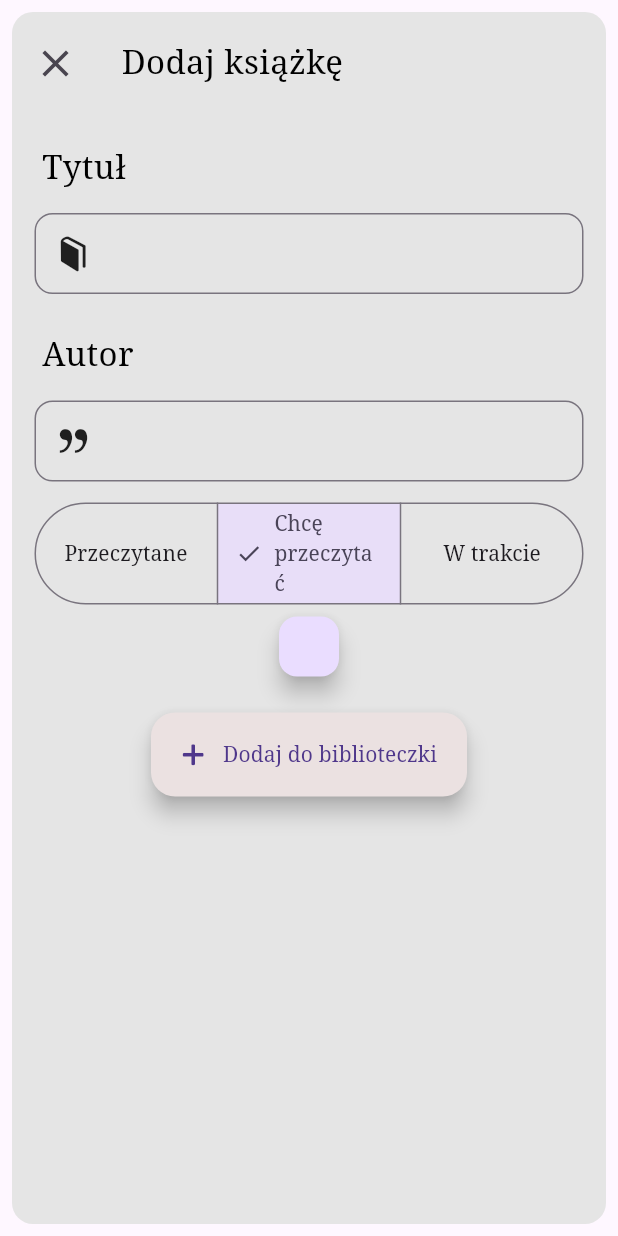
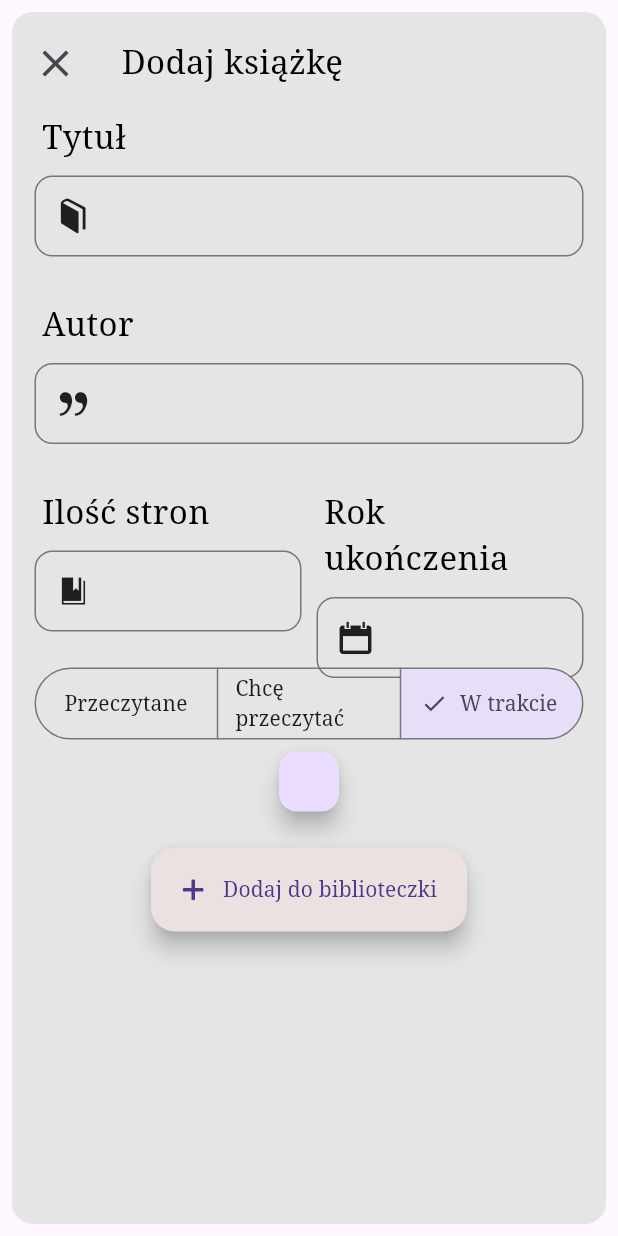
Before and after one commit to dsznycer/Biblioteczka, a Flutter app: the BookAdd widget shown alone on an empty page, opened directly, on a phone screen of 412 x 824 dp. Run offline on Flutter 3.47's test engine with Material 2 defaults, Android fonts, the phone set to English and light mode, and no system bars; our stand-ins replace bloc, cloud_firestore, firebase_auth, firebase_core, flutter_bloc, freezed_annotation and 3 more; missing offline and left inert: dart:ffi; accounts and stored records are empty; network calls fail.

Commit message:
new add book form

```diff
--- a/lib/business_logic/cubit/book_state.dart
+++ b/lib/business_logic/cubit/book_state.dart
@@ -2,24 +2,33 @@
 
 part of 'book_cubit.dart';
 
-enum BookStatus { initial, withData, loadingData }
+enum BookStateStatus { initial, withData, loadingData }
 
 @JsonSerializable(explicitToJson: true)
 class BookState {
-  final BookStatus status;
+  final BookStateStatus status;
   final List<Book> booksRed;
   final List<Book> booksToRead;
   final List<Book> booksReading;
   final List<BookApi> recomendedBooks;
   final List<GoogleBookItem> googleBooks;
+  final Book bookForm;
 
   BookState({
-    this.status = BookStatus.initial,
+    this.status = BookStateStatus.initial,
     this.booksRed = const [],
     this.booksToRead = const [],
     this.booksReading = const [],
     this.recomendedBooks = const [],
     this.googleBooks = const [],
+    this.bookForm = const Book(
+        title: 'This is test book',
+        author: 'test',
+        yearOfEnd: '2023',
+        pages: '23',
+        notes: ['notes'],
+        bookProgress: BookProgress.inProgress,
+        score: 2),
   });
 
   factory BookState.fromJson(Map<String, dynamic> json) =>
@@ -28,12 +37,13 @@ class BookState {
   Map<String, dynamic> toJson() => _$BookStateToJson(this);
 
   BookState copyWith({
-    BookStatus? status,
+    BookStateStatus? status,
     List<Book>? booksRed,
     List<Book>? booksToRead,
     List<Book>? booksReading,
     List<BookApi>? recomendedBooks,
     List<GoogleBookItem>? googleBooks,
+    Book? bookForm,
   }) {
     return BookState(
       status: status ?? this.status,
@@ -42,6 +52,7 @@ class BookState {
       booksReading: booksReading ?? this.booksReading,
       recomendedBooks: recomendedBooks ?? this.recomendedBooks,
       googleBooks: googleBooks ?? this.googleBooks,
+      bookForm: bookForm ?? this.bookForm,
     );
   }
 }
--- a/lib/business_logic/cubit/settings_state.dart
+++ b/lib/business_logic/cubit/settings_state.dart
@@ -17,8 +17,15 @@ class SettingsState {
         yearOfEnd: '2023',
         pages: '23',
         notes: ['notes'],
+        bookProgress: BookProgress.inProgress,
         score: 2),
   });
+
+  // Methods to convert state to json and from json
+  factory SettingsState.fromJson(Map<String, dynamic> json) =>
+      _$SettingsStateFromJson(json);
+
+  Map<String, dynamic> toJson() => _$SettingsStateToJson(this);
 
   SettingsState copyWith({
     int? index,
@@ -31,9 +38,4 @@ class SettingsState {
       chosenBook: chosenBook ?? this.chosenBook,
     );
   }
-
-  factory SettingsState.fromJson(Map<String, dynamic> json) =>
-      _$SettingsStateFromJson(json);
-
-  Map<String, dynamic> toJson() => _$SettingsStateToJson(this);
 }
--- /dev/null
+++ b/lib/data/Repositories/authentication_repository.dart
@@ -0,0 +1 @@
+class AuthentiactionRepository {}
--- a/lib/data/models/book_model.dart
+++ b/lib/data/models/book_model.dart
@@ -1,5 +1,5 @@
 import 'dart:ffi';
-
+import 'package:biblioteczka/data/utils.dart';
 import 'package:freezed_annotation/freezed_annotation.dart';
 import 'package:flutter/foundation.dart';
 
@@ -11,11 +11,12 @@ class Book with _$Book {
   @JsonSerializable(explicitToJson: true)
   const factory Book({
     required String title,
-    required String author,
-    required String pages,
-    required String yearOfEnd,
+    @Default('') String author,
+    @Default('') String pages,
+    @Default('') String yearOfEnd,
     @Default(0) int score,
-    List<String>? notes,
+    @Default([]) List<String> notes,
+    required BookProgress bookProgress,
   }) = _Book;
 
   factory Book.fromJson(Map<String, dynamic> json) => _$BookFromJson(json);
--- a/lib/data/utils.dart
+++ b/lib/data/utils.dart
@@ -7,4 +7,4 @@ class Utils {
   static GlobalKey<NavigatorState> profileNavigator = GlobalKey();
 }
 
-enum BookProgress { red, toRead, inprogress }
+enum BookProgress { red, toRead, inProgress }
--- a/lib/main.dart
+++ b/lib/main.dart
@@ -37,7 +37,8 @@ class Biblio extends StatelessWidget {
     return MultiBlocProvider(
       providers: [
         BlocProvider<BookCubit>(
-            create: (context) => BookCubit(context.read<BookRepository>())),
+            create: (context) =>
+                BookCubit(bookRepository: context.read<BookRepository>())),
         BlocProvider<SettingsCubit>(create: (create) => SettingsCubit())
       ],
       child: MaterialApp(
--- a/lib/presentation/screens/bookshelf/bookshelf_addBook.dart
+++ b/lib/presentation/screens/bookshelf/bookshelf_addBook.dart
@@ -1,4 +1,5 @@
 import 'package:biblioteczka/business_logic/cubit/book_cubit.dart';
+import 'package:biblioteczka/business_logic/cubit/settings_cubit.dart';
 import 'package:biblioteczka/data/utils.dart';
 import 'package:biblioteczka/presentation/styles/app_colors.dart';
 import 'package:biblioteczka/presentation/styles/app_icons.dart';
@@ -10,18 +11,6 @@ import '../../../data/Models/book_model.dart';
 
 class BookAdd extends StatelessWidget {
   BookAdd({super.key});
-
-  String title = '';
-  String author = '';
-  String pages = '0';
-  String yearOfEnd = '0';
-  int score = 3;
-  List<String> notes = const [];
-  BookProgress _bookProgress = BookProgress.toRead;
-
-  TextEditingController controllerTitle = TextEditingController();
-  TextEditingController controllerAuthor = TextEditingController();
-  TextEditingController controllerPages = TextEditingController();
 
   @override
   Widget build(BuildContext context) {
@@ -53,46 +42,56 @@ class BookAdd extends StatelessWidget {
               ),
               Expanded(
                 child: Container(
-                  padding: const EdgeInsets.all(15),
+                  padding: const EdgeInsets.symmetric(horizontal: 15),
                   child: SingleChildScrollView(
                     child: Column(
                       mainAxisSize: MainAxisSize.max,
                       children: [
                         AppTextInput(
-                          controller: controllerTitle,
                             hintText: 'Tytuł',
                             iconData: BiblioteczkaIcons.bookIcon,
-                        ),
+                            onChanged: (value) => context
+                                .read<BookCubit>()
+                                .updateFormTitle(value)),
                         AppTextInput(
-                          controller: controllerAuthor,
                           hintText: 'Autor',
                           iconData: BiblioteczkaIcons.quoteIcon,
+                          onChanged: (value) =>
+                              context.read<BookCubit>().updateFormAuthor(value),
                         ),
-                        // AppTextInput(
-                        //     hintText: 'Ilość stron',
-                        //     iconData: BiblioteczkaIcons.pagesIcon,
-                        //     labelValue: pages),
-                        // AppTextInput(
-                        //     hintText: 'Rok ukończenia',
-                        //     iconData: BiblioteczkaIcons.calendarIcon,
-                        //     labelValue: author),
-                        ChooseLine(object: _bookProgress),
+                        Row(
+                          children: [
+                            Expanded(
+                              child: AppTextInput(
+                                hintText: 'Ilość stron',
+                                iconData: BiblioteczkaIcons.pagesIcon,
+                                onChanged: (value) => context
+                                    .read<BookCubit>()
+                                    .updateFormPages(value),
+                              ),
+                            ),
+                            SizedBox(width: 10),
+                            Expanded(
+                              child: AppTextInput(
+                                hintText: 'Rok ukończenia',
+                                iconData: BiblioteczkaIcons.calendarIcon,
+                                onChanged: (value) => context
+                                    .read<BookCubit>()
+                                    .updateFormYearOfEnd(value),
+                              ),
+                            ),
+                          ],
+                        ),
+                        ChooseLine(),
                         FloatingActionButton.small(
-                            onPressed: () =>
-                                print(_bookProgress.toString() + yearOfEnd)),
+                            onPressed: () => print(
+                                context.read<BookCubit>().state.bookForm)),
                         const SizedBox(height: 20),
                         FloatingActionButton.extended(
                           backgroundColor: AppColors.kCol3,
                           focusColor: AppColors.kCol2,
                           onPressed: () {
-                            context.read<BookCubit>().addNewBook(Book(
-                                author: author,
-                                title: controllerTitle.text,
-                                score: score,
-                                pages: pages,
-                                yearOfEnd: yearOfEnd,
-                                notes: notes));
-                            controllerAuthor.dispose();
+                            context.read<BookCubit>().addNewBookFromForm();
                             Utils.biblioteczkaNavigator.currentState!.pop();
                           },
                           label: Text('Dodaj do biblioteczki'),
@@ -112,30 +111,29 @@ class BookAdd extends StatelessWidget {
 }
 
 //TODO: refactore it to separated class
-class ChooseLine extends StatefulWidget {
-  ChooseLine({required this.object, super.key});
+class ChooseLine extends StatelessWidget {
+  ChooseLine({super.key});
 
-  BookProgress object;
+  BookProgress object = BookProgress.inProgress;
 
   @override
-  State<ChooseLine> createState() => _ChooseLineState();
-}
-
-class _ChooseLineState extends State<ChooseLine> {
-  @override
   Widget build(BuildContext context) {
+    return BlocBuilder<BookCubit, BookState>(
+      builder: (context, state) {
         return SegmentedButton(
           segments: const [
             ButtonSegment(value: BookProgress.red, label: Text('Przeczytane')),
             ButtonSegment(
                 value: BookProgress.toRead, label: Text('Chcę przeczytać')),
-        ButtonSegment(value: BookProgress.inprogress, label: Text('W trakcie')),
+            ButtonSegment(
+                value: BookProgress.inProgress, label: Text('W trakcie')),
           ],
-      selected: {widget.object},
+          selected: {state.bookForm.bookProgress},
           onSelectionChanged: (Set<BookProgress> newSelection) {
-        setState(() {
-          widget.object = newSelection.first;
-        });
+            object = newSelection.first;
+            context.read<BookCubit>().updateBookFormProgress(object);
+          },
+        );
       },
     );
   }
--- a/lib/presentation/widgets/textInput_library.dart
+++ b/lib/presentation/widgets/textInput_library.dart
@@ -1,44 +1,61 @@
+import 'dart:ffi';
+
+import 'package:biblioteczka/business_logic/cubit/settings_cubit.dart';
 import 'package:biblioteczka/presentation/styles/app_colors.dart';
 import 'package:biblioteczka/presentation/styles/app_text_style.dart';
 import 'package:flutter/material.dart';
+import 'package:flutter_bloc/flutter_bloc.dart';
 
 class AppTextInput extends StatelessWidget {
   AppTextInput(
       {required this.hintText,
       required this.iconData,
-      required this.controller,
+      this.width = double.infinity,
+      this.keyboardType = TextInputType.text,
+      required this.onChanged,
+      this.enabled = true,
       super.key});
 
   final String hintText;
   final IconData iconData;
-  final TextEditingController controller;
+  final double width;
+  final TextInputType keyboardType;
+  final Function(String) onChanged;
+  final bool enabled;
 
   @override
   Widget build(BuildContext context) {
     return SizedBox(
       height: 125,
+      width: width,
       child: Column(
         crossAxisAlignment: CrossAxisAlignment.start,
         children: [
           Padding(
-            padding: const EdgeInsets.symmetric(vertical: 15, horizontal: 5),
+            padding: const EdgeInsets.symmetric(vertical: 10, horizontal: 5),
             child: Text(hintText, style: AppTextStyles.H3),
           ),
-          TextField(
-            controller: controller,
+          BlocBuilder<SettingsCubit, SettingsState>(
+            builder: (context, state) {
+              return TextField(
+                enabled: enabled,
+                keyboardType: keyboardType,
+                onChanged: (value) => onChanged(value),
                 decoration: InputDecoration(
                   hintText: hintText,
                   label: Icon(iconData),
                   contentPadding:
-                  EdgeInsets.symmetric(vertical: 15, horizontal: 10),
+                      const EdgeInsets.symmetric(vertical: 15, horizontal: 10),
                   border: const OutlineInputBorder(
                       borderRadius: BorderRadius.all(Radius.circular(12)),
                       borderSide: BorderSide(color: Colors.tealAccent)),
                   focusedBorder: const OutlineInputBorder(
-                borderSide: const BorderSide(color: AppColors.kCol2, width: 2),
+                    borderSide: BorderSide(color: AppColors.kCol2, width: 2),
                     borderRadius: BorderRadius.all(Radius.circular(12)),
                   ),
                 ),
+              );
+            },
           ),
         ],
       ),
```
Also changed, not shown: lib/business_logic/cubit/book_cubit.dart (+62 -12 lines), lib/presentation/screens/bookshelf/bookshelf_screen.dart (+12 -6 lines), lib/presentation/screens/homeScreen/home_screen.dart (+4 -4 lines), lib/presentation/widgets/book_widget.dart (+9 -3 lines), lib/business_logic/cubit/book_cubit.g.dart, lib/business_logic/cubit/settings_cubit.g.dart, lib/data/models/book_model.freezed.dart, lib/data/models/book_model.g.dart. Lines whose indentation alone changed are shown as unchanged.
